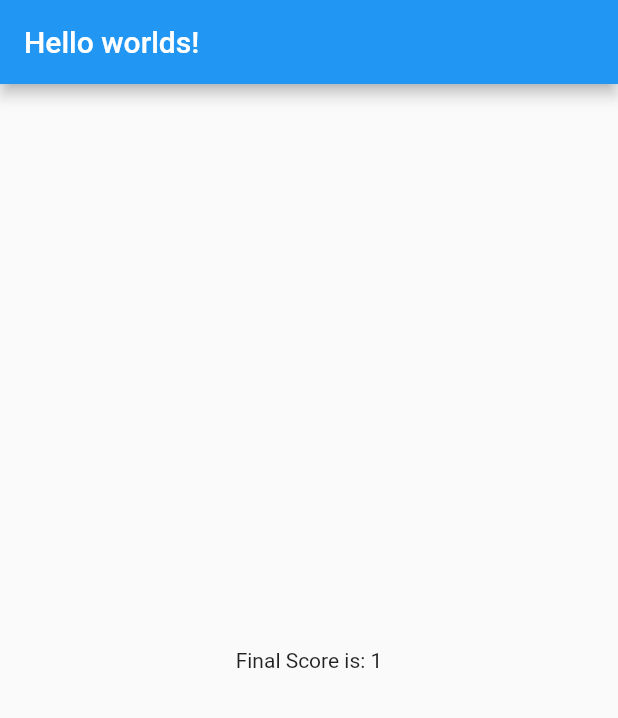
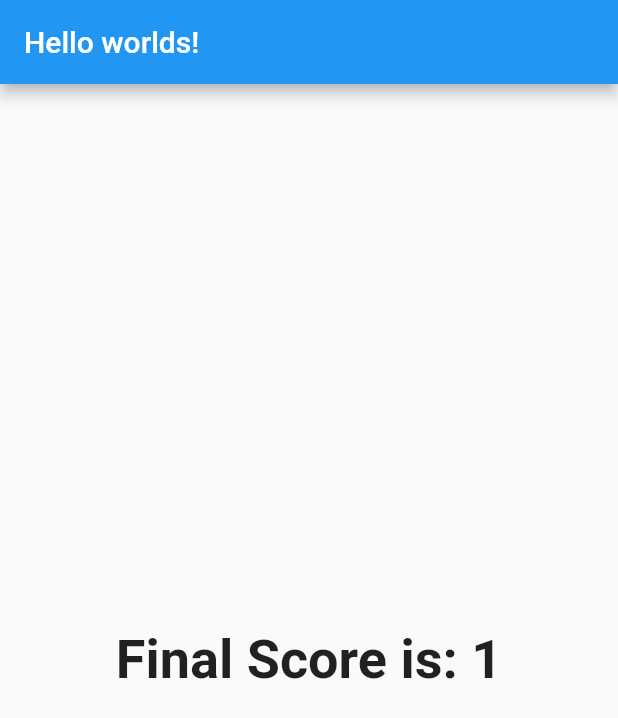
Before and after one commit to alexsanjoseph/flutter_complete_guide, a Flutter app: the screen it shows after launch, after a tap on "Red", after a tap on "Tiger", on a phone screen of 412 x 824 dp. Shown: the top 718 px of the screen. Run offline on Flutter 3.47's test engine with Material 2 defaults, Android fonts, the phone set to English and light mode, and no system bars.

Commit message:
Added getters

```diff
--- a/lib/result.dart
+++ b/lib/result.dart
@@ -8,8 +8,17 @@ class Result extends StatelessWidget {
 
   Result(this.score);
 
+  String get resultPhrase {
+    return "Final Score is: " + score.toString();
+  }
+
   @override
   Widget build(BuildContext context) {
-    return Center(child: Text("Final Score is: " + score.toString()));
+    return Center(
+      child: Text(
+        resultPhrase,
+        style: TextStyle(fontSize: 36, fontWeight: FontWeight.bold),
+      ),
+    );
   }
 }
```
